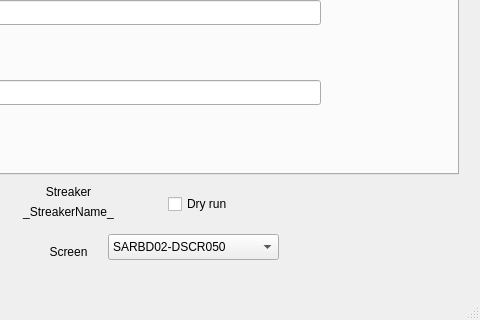
Qt form GUI.ui (pdijksta/WakefieldAnalysis) before a commit; both pictures show x 482 to 962 and y 536 to 856 of the 962 by 856 pixel window.
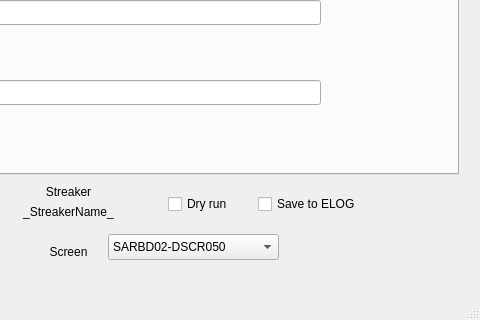
The same form after that commit.

Commit message: add save to ELOG button

Patch:
```diff
--- a/GUI.ui
+++ b/GUI.ui
@@ -3138,6 +3138,22 @@
      </property>
     </item>
    </widget>
+   <widget class="QCheckBox" name="ElogSaveCheck">
+    <property name="geometry">
+     <rect>
+      <x>740</x>
+      <y>730</y>
+      <width>111</width>
+      <height>20</height>
+     </rect>
+    </property>
+    <property name="text">
+     <string>Save to ELOG</string>
+    </property>
+    <property name="checked">
+     <bool>false</bool>
+    </property>
+   </widget>
   </widget>
   <widget class="QMenuBar" name="menubar">
    <property name="geometry">
```
The commit also changes 2 other files.
